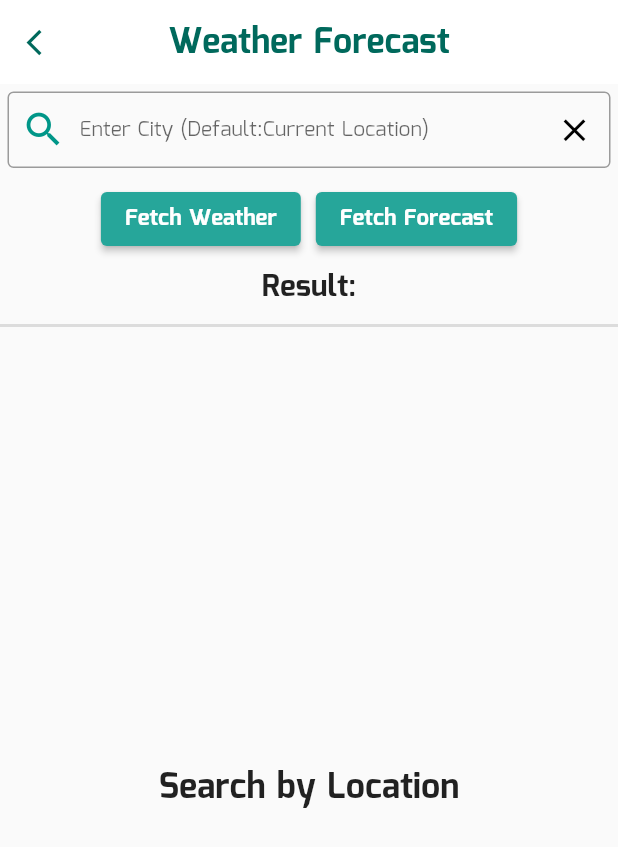
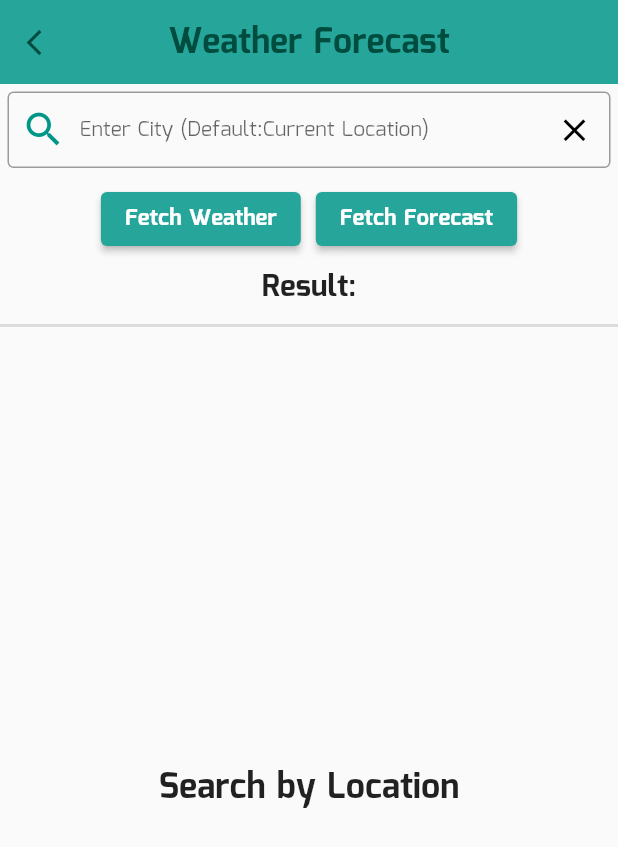
Before and after one commit to MdAkramKhanJehad/SPL_2, a Flutter app: the screen it shows after launch, after a tap on "Query Weather", on a phone screen of 412 x 824 dp. Shown: the top 847 px of the screen. Run offline on Flutter 3.47's test engine with Material 2 defaults, Android fonts, the phone set to English and light mode, and no system bars; our stand-ins replace carousel_slider, cloud_firestore, file_picker, firebase_auth, firebase_core, firebase_storage and 10 more; missing offline and left inert: crypt; accounts and stored records are empty.

Commit message:
Nav bar design issue solved

```diff
--- a/lib/navbar_items/diseases_page/diseases_page.dart
+++ b/lib/navbar_items/diseases_page/diseases_page.dart
@@ -65,16 +65,12 @@ class _DiseasesPageState extends State<DiseasesPage> {
           height: height,
           decoration: BoxDecoration(
             color: Colors.white,
-            // image: DecorationImage(
-            //     image: AssetImage("assets/images/home-page-bg.png"),
-            //     fit: BoxFit.cover
-            // )
           ),
         ),
         loading? Container(height: height,width: width,child: Center(child: sharedObjectsGlobal.circularProgressCustomize,),) : Scaffold(
           backgroundColor: Colors.transparent,
           appBar: AppBar(
-            backgroundColor:  Colors.white,
+            backgroundColor:  Colors.teal.shade400,
             backwardsCompatibility: false,
             automaticallyImplyLeading: false,
             centerTitle: true,
--- a/lib/navbar_items/fertilizer_page/fertilizer_page.dart
+++ b/lib/navbar_items/fertilizer_page/fertilizer_page.dart
@@ -74,16 +74,13 @@ class _FertilizerPageState extends State<FertilizerPage> {
           height: height,
           decoration: BoxDecoration(
             color: Colors.white,
-            // image: DecorationImage(
-            //     image: AssetImage("assets/images/home-page-bg.png"),
-            //     fit: BoxFit.cover
-            // )
+
           ),
         ),
        loading? Container(height: height,width: width,child: Center(child: sharedObjectsGlobal.circularProgressCustomize,),) : Scaffold(
           backgroundColor: Colors.transparent,
           appBar: AppBar(
-            backgroundColor:  Colors.white,
+            backgroundColor:  Colors.teal.shade400,
             backwardsCompatibility: false,
             automaticallyImplyLeading: false,
             centerTitle: true,
--- a/lib/navbar_items/home_page/home_page.dart
+++ b/lib/navbar_items/home_page/home_page.dart
@@ -73,7 +73,8 @@ class _HomePageState extends State<HomePage> {
     TextStyle appBarTitleStyle=TextStyle(
       fontFamily: "Mina",
       letterSpacing: 0,
-      fontSize: 18*widthMultiplier,fontWeight: FontWeight.w800,color:sharedObjectsGlobal.deepGreen,);
+      fontSize: 18*widthMultiplier,fontWeight: FontWeight.w800,color:sharedObjectsGlobal.deepGreen,
+    );
 
     return Stack(
       children: [
@@ -91,7 +92,7 @@ class _HomePageState extends State<HomePage> {
             backgroundColor: Colors.transparent,
             appBar:AppBar(
               elevation: 0,
-              backgroundColor:  Colors.transparent,
+              backgroundColor:  Colors.teal.shade400,
               automaticallyImplyLeading: false,
               centerTitle: false,
               backwardsCompatibility: false,
--- a/lib/navbar_items/profile_page/profile_page.dart
+++ b/lib/navbar_items/profile_page/profile_page.dart
@@ -124,7 +124,7 @@ class _ProfilePageState extends State<ProfilePage> {
       appBar: AppBar(
         automaticallyImplyLeading: false,
         centerTitle: true,
-        backgroundColor: Colors.white,
+        backgroundColor: Colors.teal.shade400,
         elevation: 4,
 
         title: Text(
--- a/lib/navbar_items/weather_page/weather_page.dart
+++ b/lib/navbar_items/weather_page/weather_page.dart
@@ -281,16 +281,16 @@ class _WeatherForecastState extends State<WeatherForecast> {
       debugShowCheckedModeBanner: false,
       home: Scaffold(
         appBar: AppBar(
-          backgroundColor:  Colors.white,
+          backgroundColor:  Colors.teal.shade400,
           backwardsCompatibility: false,
           automaticallyImplyLeading: false,
           centerTitle: true,
           elevation: 0,
-          leading: IconButton(icon: Icon(Icons.arrow_back_ios,color: Colors.teal.shade800,size: 18*widthMultiplier ,),
+          leading: IconButton(icon: Icon(Icons.arrow_back_ios,color: Colors.teal.shade900,size: 18*widthMultiplier ,),
             onPressed: (){
               Navigator.pop(context);
             },),
-          title: Text("Weather Forecast", style:TextStyle( fontFamily: "Mina", letterSpacing: 0, fontSize: 20*widthMultiplier,fontWeight: FontWeight.w800, color:Colors.teal.shade800,) ),
+          title: Text("Weather Forecast", style:TextStyle( fontFamily: "Mina", letterSpacing: 0, fontSize: 20*widthMultiplier,fontWeight: FontWeight.w800, color:Colors.teal.shade900,) ),
         ),
         body: Column(
           children: <Widget>[
```
